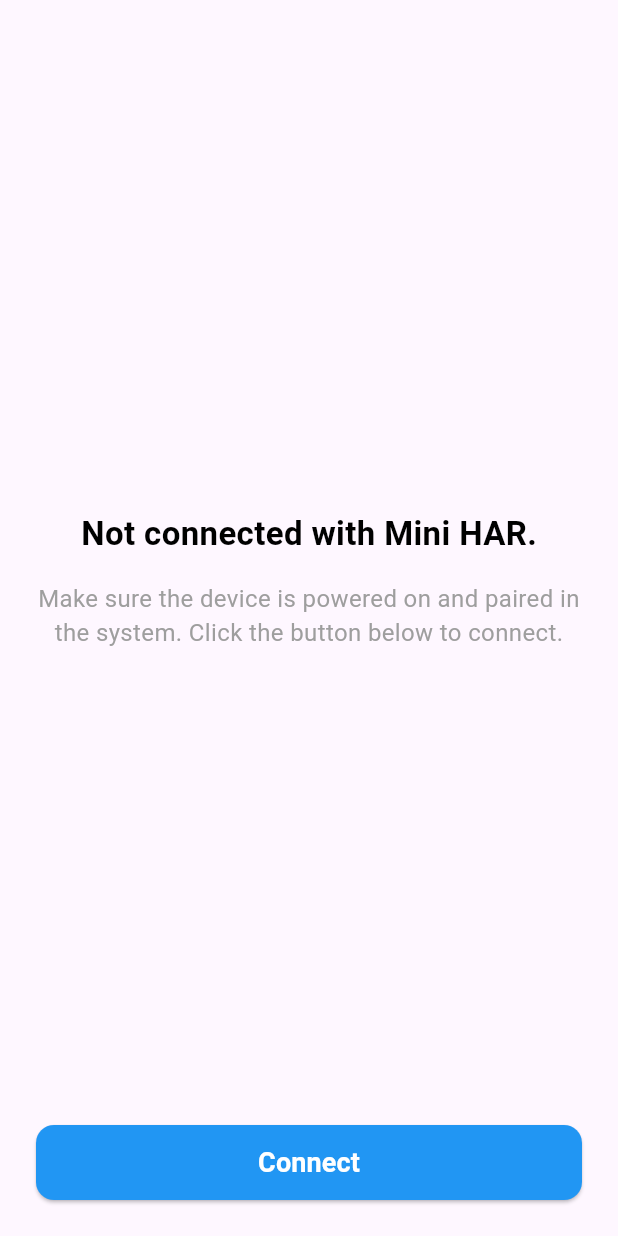
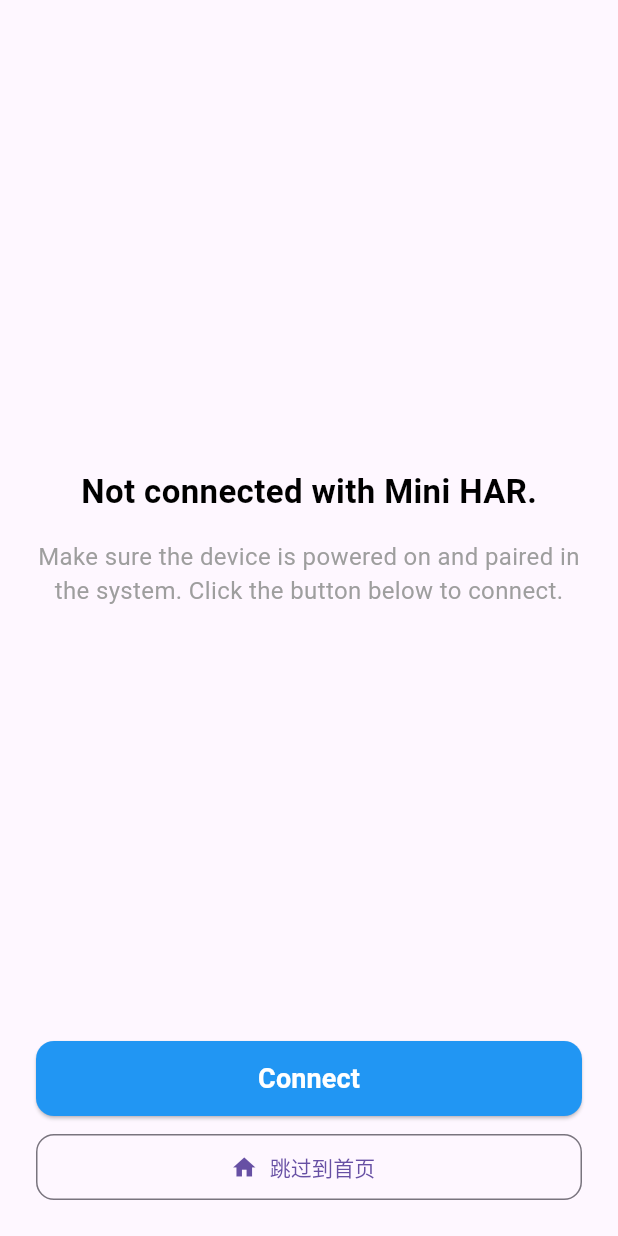
Before and after one commit to TTP-P/IoT_HAR, a Flutter app: the screen it shows after launch, on a phone screen of 412 x 824 dp. Run offline on Flutter 3.47's test engine with Material 3 defaults, Android fonts, the phone set to English and light mode, and no system bars; our stand-ins replace fl_chart, flutter_blue_plus, line_icons.

Commit message:
Add interface to the main screen

```diff
--- a/lib/pages/bluetooth_devices_page.dart
+++ b/lib/pages/bluetooth_devices_page.dart
@@ -170,6 +170,25 @@ class _BluetoothDevicesPageState extends State<BluetoothDevicesPage> {
                   ),
                 ),
               ),
+                            const SizedBox(height: 12),
+
+              SizedBox(
+                width: double.infinity,
+                height: 44,
+                child: OutlinedButton.icon(
+                  onPressed: () {
+                    Navigator.of(context).pushNamedAndRemoveUntil('/root_app', (route) => false);
+                  },
+                  icon: const Icon(Icons.home),
+                  label: const Text('跳过到首页'),
+                  style: OutlinedButton.styleFrom(
+                    shape: RoundedRectangleBorder(
+                      borderRadius: BorderRadius.circular(12),
+                    ),
+                  ),
+                ),
+              ),
+
             ],
           ),
         ),
```
Also changed, not shown: pubspec.lock.
